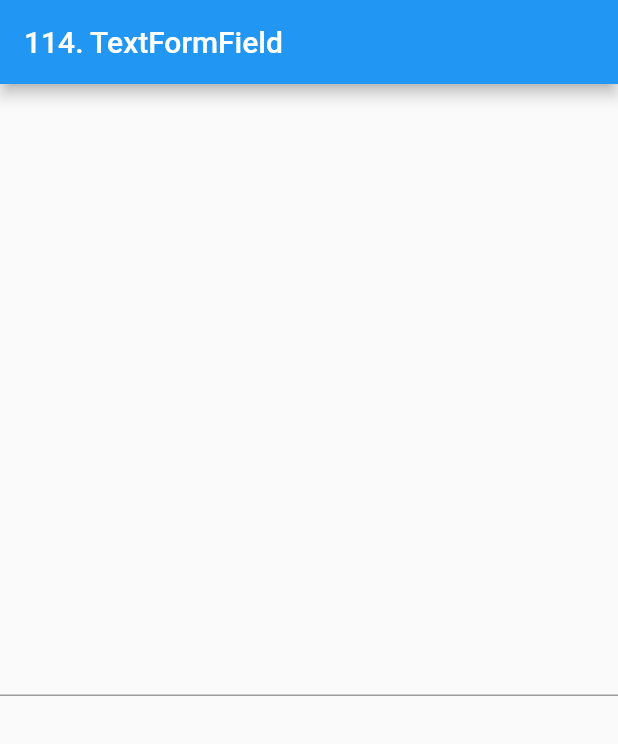
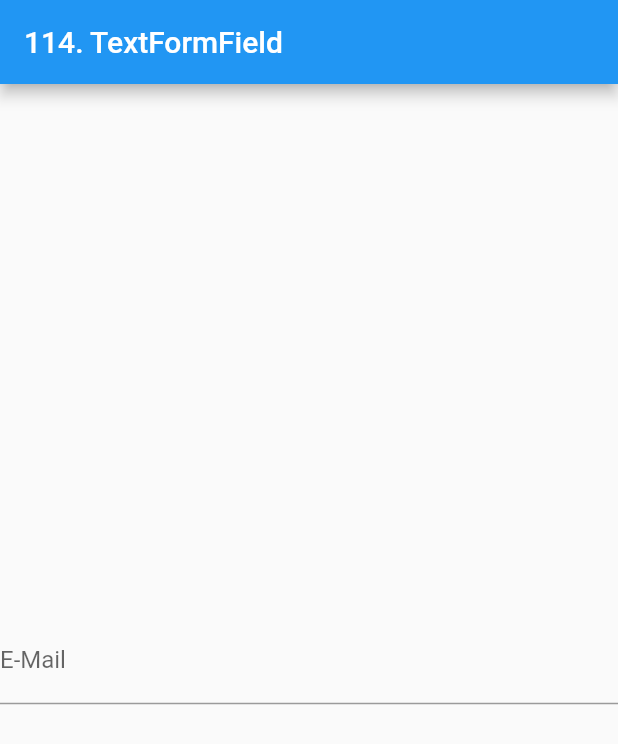
Before and after one commit to Devsaci/textformfield, a Flutter app: the screen it shows after launch, on a phone screen of 412 x 824 dp. Shown: the top 744 px of the screen. Run offline on Flutter 3.47's test engine with Material 2 defaults, Android fonts, the phone set to English and light mode, and no system bars.

Commit message:
InputDecoration

```diff
--- a/lib/main.dart
+++ b/lib/main.dart
@@ -41,9 +41,17 @@ class _MyHomePageState extends State<MyHomePage> {
             key: _formKey,
             child: SingleChildScrollView(
               child: Column(
-                children: [TextFormField()],
+                children: [
+                  TextFormField(
+                    // ignore: prefer_const_constructors
+                    decoration: InputDecoration(
+                      labelText: "E-Mail"
+                    ),
+                  ),
+                ],
               ),
-            )),
+            ),
+        ),
       ),
     );
   }
```
